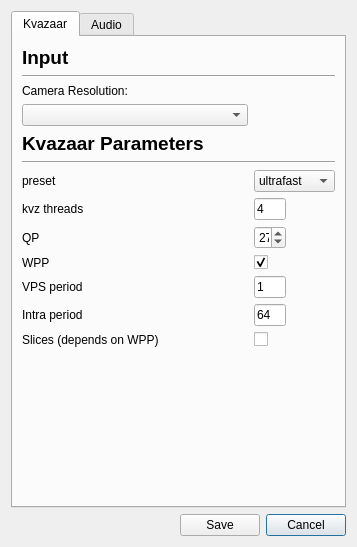
Qt form ui/advancedSettings.ui (ultravideo/uvgComm) before a commit.
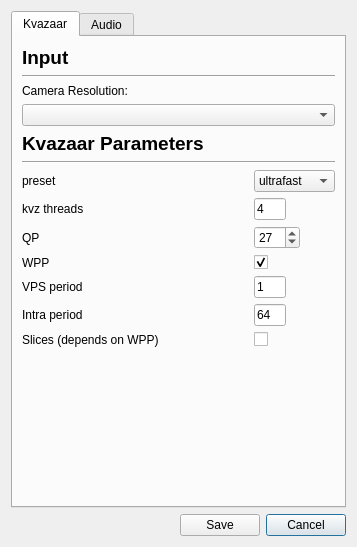
The same form after that commit.

Commit message: stylesheet.qss was not in repo for some reason. Changed combobox style. Extended comboboxes in settings UI.

```diff
--- a/ui/advancedSettings.ui
+++ b/ui/advancedSettings.ui
@@ -65,16 +65,6 @@
          </property>
         </widget>
        </item>
-       <item row="3" column="0">
-        <widget class="QComboBox" name="resolution">
-         <property name="minimumSize">
-          <size>
-           <width>0</width>
-           <height>0</height>
-          </size>
-         </property>
-        </widget>
-       </item>
        <item row="9" column="1">
         <widget class="QCheckBox" name="wpp">
          <property name="toolTip">
@@ -211,7 +201,7 @@
         <widget class="QSpinBox" name="qp">
          <property name="maximumSize">
           <size>
-           <width>32</width>
+           <width>46</width>
            <height>24</height>
           </size>
          </property>
@@ -318,6 +308,16 @@
          </property>
         </widget>
        </item>
+       <item row="3" column="0" colspan="2">
+        <widget class="QComboBox" name="resolution">
+         <property name="minimumSize">
+          <size>
+           <width>0</width>
+           <height>0</height>
+          </size>
+         </property>
+        </widget>
+       </item>
       </layout>
      </widget>
      <widget class="QWidget" name="AudioTab">
```
The commit also changes 2 other files.
